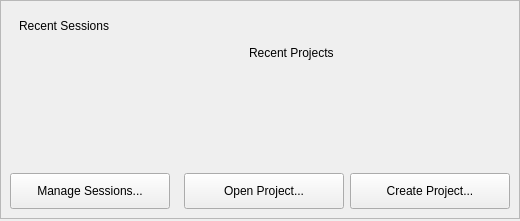
Qt form src/plugins/projectexplorer/projectwelcomepagewidget.ui (qt-creator/qt-creator) before a commit.
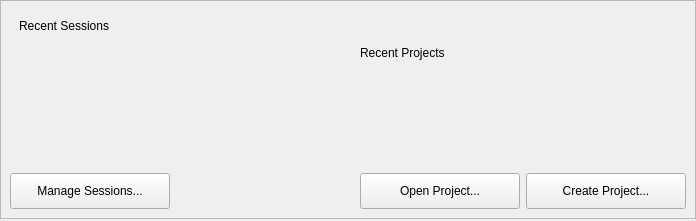
The same form after that commit. Custom widgets are drawn as their Qt base class.

```diff
--- a/src/plugins/projectexplorer/projectwelcomepagewidget.ui
+++ b/src/plugins/projectexplorer/projectwelcomepagewidget.ui
@@ -6,7 +6,7 @@
    <rect>
     <x>0</x>
     <y>0</y>
-    <width>520</width>
+    <width>696</width>
     <height>221</height>
    </rect>
   </property>
@@ -43,7 +43,7 @@
            <item>
             <widget class="Utils::WelcomeModeLabel" name="recentSessionsTitleLabel">
              <property name="sizePolicy">
-              <sizepolicy hsizetype="MinimumExpanding" vsizetype="Maximum">
+              <sizepolicy hsizetype="Preferred" vsizetype="Maximum">
                <horstretch>0</horstretch>
                <verstretch>0</verstretch>
               </sizepolicy>
@@ -70,12 +70,6 @@
             <verstretch>0</verstretch>
            </sizepolicy>
           </property>
-          <property name="minimumSize">
-           <size>
-            <width>270</width>
-            <height>130</height>
-           </size>
-          </property>
           <layout class="QVBoxLayout" name="verticalLayout_4">
            <item>
             <widget class="Utils::WelcomeModeLabel" name="projTitleLabel">
```
